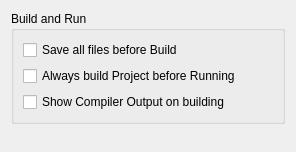
The window that src/plugins/projectexplorer/projectexplorersettingspage.ui (qt-creator/qt-creator) describes before a commit, drawn with Qt 5.
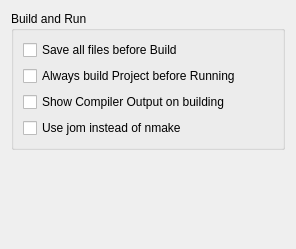
The same window after the commit.

Commit message:
Add explicit support to use jom instead of nmake (which does not support -j)
jom can be found at http://qt.gitorious.org/qt-labs/jom

Patch:
```diff
--- a/src/plugins/projectexplorer/projectexplorersettingspage.ui
+++ b/src/plugins/projectexplorer/projectexplorersettingspage.ui
@@ -7,7 +7,7 @@
     <x>0</x>
     <y>0</y>
     <width>296</width>
-    <height>152</height>
+    <height>249</height>
    </rect>
   </property>
   <layout class="QVBoxLayout" name="verticalLayout_3">
@@ -38,6 +38,16 @@
         </property>
        </widget>
       </item>
+      <item>
+       <widget class="QCheckBox" name="jomCheckbox">
+        <property name="whatsThis">
+         <string/>
+        </property>
+        <property name="text">
+         <string>Use jom instead of nmake</string>
+        </property>
+       </widget>
+      </item>
      </layout>
     </widget>
    </item>
```
The commit also changes 4 other files.
